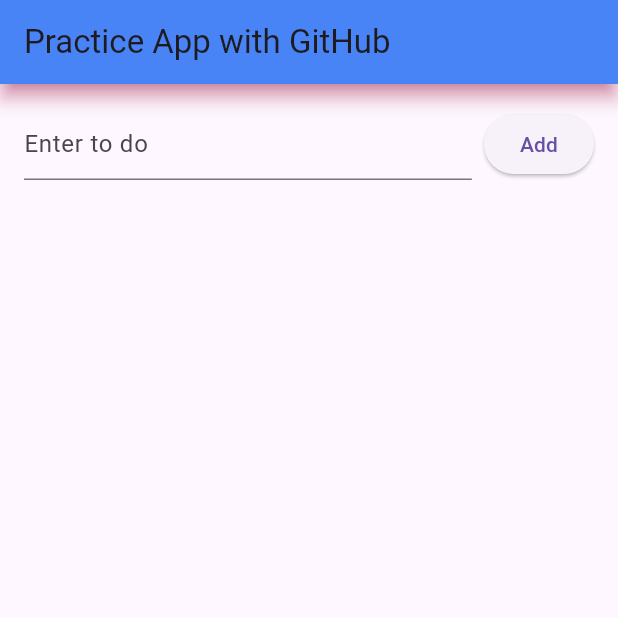
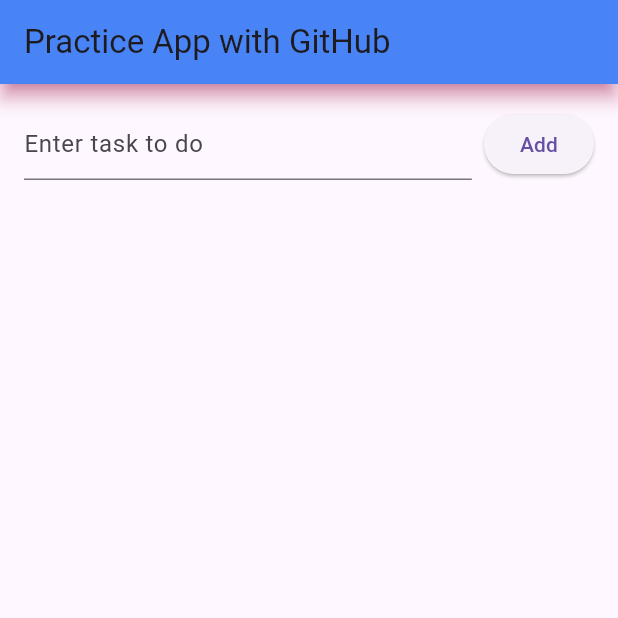
Before and after one commit to yudithivanaw/basic-flutter, a Flutter app: the screen it shows after launch, on a phone screen of 412 x 824 dp, the top half of it. Run offline on Flutter 3.47's test engine with Material 3 defaults, Android fonts, the phone set to English and light mode, and no system bars.

Commit message:
change description of textfield

```diff
--- a/lib/main.dart
+++ b/lib/main.dart
@@ -59,7 +59,7 @@ class _TodoPageState extends State<TodoPage> {
                   child: TextField(
                     controller: _controller,
                     decoration: const InputDecoration(
-                      hintText: 'Enter to do',
+                      hintText: 'Enter task to do',
                     ),
                   ),
                 ),
```
